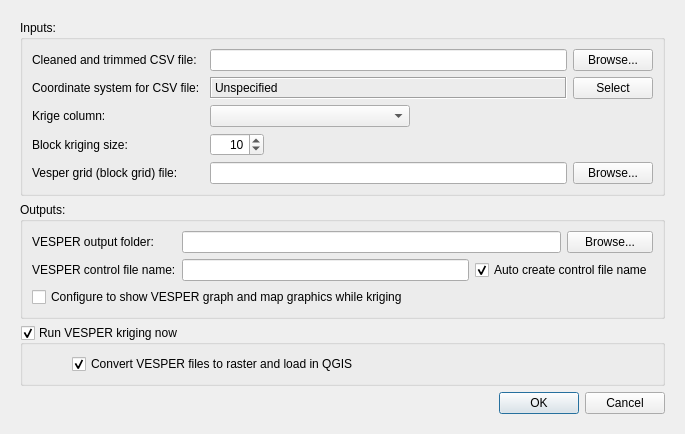
CSIRO-Precision-Agriculture/PAT_QGIS_Plugin, file pat/gui/preVesper_dialog_base.ui: the form before one commit.
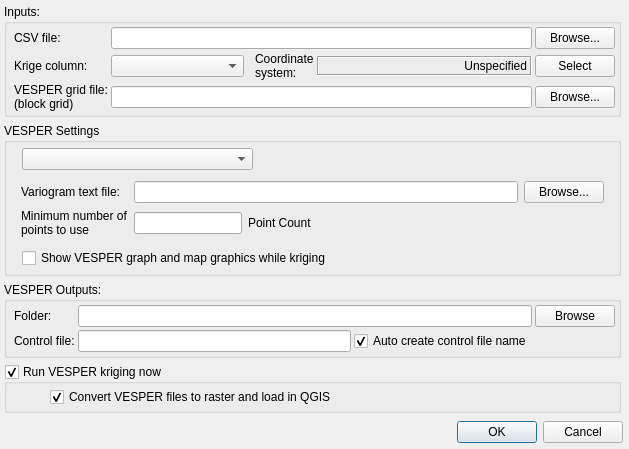
The form after the commit.

Commit message:
Feature low density kriging (#30)
* #26 Changes to allow low spatial density VESPER global kriging
* Updated user manual and metadata

```diff
--- a/pat/gui/preVesper_dialog_base.ui
+++ b/pat/gui/preVesper_dialog_base.ui
@@ -10,7 +10,7 @@
     <x>0</x>
     <y>0</y>
     <width>651</width>
-    <height>411</height>
+    <height>428</height>
    </rect>
   </property>
   <property name="sizePolicy">
@@ -41,16 +41,433 @@
    <property name="sizeConstraint">
     <enum>QLayout::SetFixedSize</enum>
    </property>
+   <property name="leftMargin">
+    <number>2</number>
+   </property>
+   <property name="topMargin">
+    <number>2</number>
+   </property>
+   <property name="rightMargin">
+    <number>6</number>
+   </property>
+   <property name="bottomMargin">
+    <number>6</number>
+   </property>
    <item row="0" column="0" colspan="2">
     <widget class="QFrame" name="fraMain">
      <property name="sizePolicy">
-      <sizepolicy hsizetype="MinimumExpanding" vsizetype="Preferred">
+      <sizepolicy hsizetype="MinimumExpanding" vsizetype="Fixed">
        <horstretch>0</horstretch>
        <verstretch>0</verstretch>
       </sizepolicy>
      </property>
-     <layout class="QFormLayout" name="formLayout_2">
-      <item row="0" column="0" colspan="2">
+     <layout class="QGridLayout" name="gridLayout_12">
+      <property name="margin">
+       <number>2</number>
+      </property>
+      <item row="2" column="0">
+       <widget class="QGroupBox" name="gbOutputs">
+        <property name="sizePolicy">
+         <sizepolicy hsizetype="MinimumExpanding" vsizetype="Maximum">
+          <horstretch>0</horstretch>
+          <verstretch>0</verstretch>
+         </sizepolicy>
+        </property>
+        <property name="title">
+         <string>VESPER Outputs:</string>
+        </property>
+        <layout class="QGridLayout" name="gridLayout_11">
+         <property name="margin">
+          <number>3</number>
+         </property>
+         <property name="spacing">
+          <number>3</number>
+         </property>
+         <item row="0" column="0">
+          <layout class="QGridLayout" name="gridLayout_5">
+           <item row="0" column="0">
+            <widget class="QLabel" name="lblVesperFold">
+             <property name="toolTip">
+              <string>&lt;html&gt;&lt;head/&gt;&lt;body&gt;&lt;p&gt;The Folder used for Vesper processing. A sub-folder called &lt;span style=&quot; font-weight:600;&quot;&gt;Vesper&lt;/span&gt; will be created.&lt;/p&gt;&lt;/body&gt;&lt;/html&gt;</string>
+             </property>
+             <property name="statusTip">
+              <string/>
+             </property>
+             <property name="whatsThis">
+              <string>The Folder used for Vesper processing. A sub-folder called Vesper will be created.</string>
+             </property>
+             <property name="text">
+              <string>Folder: </string>
+             </property>
+             <property name="indent">
+              <number>4</number>
+             </property>
+            </widget>
+           </item>
+           <item row="0" column="1" colspan="2">
+            <widget class="QLineEdit" name="lneVesperFold">
+             <property name="toolTip">
+              <string>&lt;html&gt;&lt;head/&gt;&lt;body&gt;&lt;p&gt;The Folder used for VESPER processing. A sub-folder called &lt;span style=&quot; font-weight:600;&quot;&gt;Vesper&lt;/span&gt; will be created.&lt;/p&gt;&lt;/body&gt;&lt;/html&gt;</string>
+             </property>
+            </widget>
+           </item>
+           <item row="0" column="3">
+            <widget class="QPushButton" name="cmdVesperFold">
+             <property name="sizePolicy">
+              <sizepolicy hsizetype="Minimum" vsizetype="Fixed">
+               <horstretch>0</horstretch>
+               <verstretch>0</verstretch>
+              </sizepolicy>
+             </property>
+             <property name="toolTip">
+              <string/>
+             </property>
+             <property name="text">
+              <string>Browse</string>
+             </property>
+            </widget>
+           </item>
+           <item row="1" column="0">
+            <widget class="QLabel" name="lblCtrlFile">
+             <property name="toolTip">
+              <string>&lt;html&gt;&lt;head/&gt;&lt;body&gt;&lt;p&gt;The Folder used for Vesper processing. A sub-folder called &lt;span style=&quot; font-weight:600;&quot;&gt;Vesper&lt;/span&gt; will be created.&lt;/p&gt;&lt;/body&gt;&lt;/html&gt;</string>
+             </property>
+             <property name="statusTip">
+              <string/>
+             </property>
+             <property name="whatsThis">
+              <string>The Folder used for Vesper processing. A sub-folder called Vesper will be created.</string>
+             </property>
+             <property name="text">
+              <string>Control file:</string>
+             </property>
+             <property name="wordWrap">
+              <bool>true</bool>
+             </property>
+             <property name="indent">
+              <number>4</number>
+             </property>
+            </widget>
+           </item>
+           <item row="1" column="1">
+            <widget class="QLineEdit" name="lneCtrlFile">
+             <property name="toolTip">
+              <string/>
+             </property>
+            </widget>
+           </item>
+           <item row="1" column="2">
+            <widget class="QCheckBox" name="chkAutoCtrlFileName">
+             <property name="statusTip">
+              <string>Check to display the graph and map graphics while kriging. Graphics will slow down the Kriging processing.</string>
+             </property>
+             <property name="text">
+              <string>Auto create control file name</string>
+             </property>
+             <property name="checked">
+              <bool>true</bool>
+             </property>
+            </widget>
+           </item>
+          </layout>
+         </item>
+        </layout>
+       </widget>
+      </item>
+      <item row="1" column="0">
+       <widget class="QGroupBox" name="gbVesperParameters">
+        <property name="sizePolicy">
+         <sizepolicy hsizetype="MinimumExpanding" vsizetype="Maximum">
+          <horstretch>0</horstretch>
+          <verstretch>0</verstretch>
+         </sizepolicy>
+        </property>
+        <property name="title">
+         <string>VESPER Settings</string>
+        </property>
+        <layout class="QGridLayout" name="gridLayout_10">
+         <property name="margin">
+          <number>2</number>
+         </property>
+         <item row="0" column="0">
+          <layout class="QGridLayout" name="gridLayout_9">
+           <property name="verticalSpacing">
+            <number>2</number>
+           </property>
+           <property name="margin">
+            <number>3</number>
+           </property>
+           <item row="0" column="1">
+            <widget class="QComboBox" name="cboMethod">
+             <property name="sizePolicy">
+              <sizepolicy hsizetype="Fixed" vsizetype="Fixed">
+               <horstretch>0</horstretch>
+               <verstretch>0</verstretch>
+              </sizepolicy>
+             </property>
+             <property name="minimumSize">
+              <size>
+               <width>231</width>
+               <height>0</height>
+              </size>
+             </property>
+            </widget>
+           </item>
+           <item row="2" column="0">
+            <spacer name="horizontalSpacer_6">
+             <property name="orientation">
+              <enum>Qt::Horizontal</enum>
+             </property>
+             <property name="sizeType">
+              <enum>QSizePolicy::Fixed</enum>
+             </property>
+             <property name="sizeHint" stdset="0">
+              <size>
+               <width>4</width>
+               <height>20</height>
+              </size>
+             </property>
+            </spacer>
+           </item>
+           <item row="2" column="1" colspan="2">
+            <widget class="QCheckBox" name="chkDisplayGraphics">
+             <property name="statusTip">
+              <string>Check to display the graph and map graphics while kriging. Graphics will slow down the Kriging processing.</string>
+             </property>
+             <property name="text">
+              <string>Show VESPER graph and map graphics while kriging</string>
+             </property>
+            </widget>
+           </item>
+           <item row="1" column="0" colspan="3">
+            <widget class="QStackedWidget" name="stackedWidget">
+             <property name="sizePolicy">
+              <sizepolicy hsizetype="Preferred" vsizetype="Fixed">
+               <horstretch>0</horstretch>
+               <verstretch>0</verstretch>
+              </sizepolicy>
+             </property>
+             <property name="minimumSize">
+              <size>
+               <width>0</width>
+               <height>20</height>
+              </size>
+             </property>
+             <property name="frameShape">
+              <enum>QFrame::NoFrame</enum>
+             </property>
+             <property name="lineWidth">
+              <number>1</number>
+             </property>
+             <property name="currentIndex">
+              <number>1</number>
+             </property>
+             <widget class="QWidget" name="pgeHigh">
+              <property name="sizePolicy">
+               <sizepolicy hsizetype="Preferred" vsizetype="Fixed">
+                <horstretch>0</horstretch>
+                <verstretch>0</verstretch>
+               </sizepolicy>
+              </property>
+              <layout class="QGridLayout" name="gridLayout_8">
+               <item row="0" column="0">
+                <layout class="QGridLayout" name="gridLayout_7">
+                 <property name="sizeConstraint">
+                  <enum>QLayout::SetMinimumSize</enum>
+                 </property>
+                 <item row="0" column="1">
+                  <widget class="QDoubleSpinBox" name="dsbBlockKrigSize">
+                   <property name="toolTip">
+                    <string>The size to apply to block kriging in coordinate system units.</string>
+                   </property>
+                   <property name="whatsThis">
+                    <string>The size to apply to block kriging in coordinate system units.</string>
+                   </property>
+                   <property name="alignment">
+                    <set>Qt::AlignRight|Qt::AlignTrailing|Qt::AlignVCenter</set>
+                   </property>
+                   <property name="decimals">
+                    <number>0</number>
+                   </property>
+                   <property name="minimum">
+                    <double>0.000000000000000</double>
+                   </property>
+                   <property name="maximum">
+                    <double>1000.000000000000000</double>
+                   </property>
+                   <property name="singleStep">
+                    <double>5.000000000000000</double>
+                   </property>
+                   <property name="value">
+                    <double>10.000000000000000</double>
+                   </property>
+                  </widget>
+                 </item>
+                 <item row="0" column="0">
+                  <widget class="QLabel" name="lblBlockKrigSize">
+                   <property name="sizePolicy">
+                    <sizepolicy hsizetype="Fixed" vsizetype="Fixed">
+                     <horstretch>0</horstretch>
+                     <verstretch>0</verstretch>
+                    </sizepolicy>
+                   </property>
+                   <property name="statusTip">
+                    <string>The size to apply to block kriging in coordinate system units.</string>
+                   </property>
+                   <property name="text">
+                    <string>Block kriging size:</string>
+                   </property>
+                  </widget>
+                 </item>
+                 <item row="0" column="2">
+                  <spacer name="horizontalSpacer_3">
+                   <property name="orientation">
+                    <enum>Qt::Horizontal</enum>
+                   </property>
+                   <property name="sizeHint" stdset="0">
+                    <size>
+                     <width>200</width>
+                     <height>20</height>
+                    </size>
+                   </property>
+                  </spacer>
+                 </item>
+                 <item row="1" column="0">
+                  <spacer name="verticalSpacer_3">
+                   <property name="orientation">
+                    <enum>Qt::Vertical</enum>
+                   </property>
+                   <property name="sizeType">
+                    <enum>QSizePolicy::Fixed</enum>
+                   </property>
+                   <property name="sizeHint" stdset="0">
+                    <size>
+                     <width>20</width>
+                     <height>20</height>
+                    </size>
+                   </property>
+                  </spacer>
+                 </item>
+                </layout>
+               </item>
+              </layout>
+             </widget>
+             <widget class="QWidget" name="pgeLow">
+              <layout class="QGridLayout" name="gridLayout_4">
+               <item row="0" column="0">
+                <layout class="QGridLayout" name="gridLayout">
+                 <property name="leftMargin">
+                  <number>0</number>
+                 </property>
+                 <item row="0" column="1" colspan="3">
+                  <widget class="QLineEdit" name="lneVariogramFile">
+                   <property name="toolTip">
+                    <string>&lt;html&gt;&lt;head/&gt;&lt;body&gt;&lt;p&gt;The Vesper Grid file (&lt;span style=&quot; font-weight:600;&quot;&gt;*_v.txt&lt;/span&gt;) created using the Block Grid tool representing the area to Krig&lt;/p&gt;&lt;/body&gt;&lt;/html&gt;</string>
+                   </property>
+                   <property name="whatsThis">
+                    <string/>
+                   </property>
+                   <property name="readOnly">
+                    <bool>false</bool>
+                   </property>
+                  </widget>
+                 </item>
+                 <item row="0" column="0">
+                  <widget class="QLabel" name="lblVariogramFile">
+                   <property name="sizePolicy">
+                    <sizepolicy hsizetype="Fixed" vsizetype="Fixed">
+                     <horstretch>0</horstretch>
+                     <verstretch>0</verstretch>
+                    </sizepolicy>
+                   </property>
+                   <property name="toolTip">
+                    <string>Variogram text file:</string>
+                   </property>
+                   <property name="text">
+                    <string>Variogram text file:</string>
+                   </property>
+                   <property name="wordWrap">
+                    <bool>true</bool>
+                   </property>
+                   <property name="indent">
+                    <number>0</number>
+                   </property>
+                  </widget>
+                 </item>
+                 <item row="1" column="0">
+                  <widget class="QLabel" name="lblMinPoints">
+                   <property name="text">
+                    <string>Minimum number of 
+points to use</string>
+                   </property>
+                   <property name="alignment">
+                    <set>Qt::AlignLeading|Qt::AlignLeft|Qt::AlignVCenter</set>
+                   </property>
+                  </widget>
+                 </item>
+                 <item row="0" column="4">
+                  <widget class="QPushButton" name="cmdVariogramFile">
+                   <property name="enabled">
+                    <bool>true</bool>
+                   </property>
+                   <property name="sizePolicy">
+                    <sizepolicy hsizetype="Fixed" vsizetype="Fixed">
+                     <horstretch>0</horstretch>
+                     <verstretch>0</verstretch>
+                    </sizepolicy>
+                   </property>
+                   <property name="maximumSize">
+                    <size>
+                     <width>16777215</width>
+                     <height>16777215</height>
+                    </size>
+                   </property>
+                   <property name="toolTip">
+                    <string/>
+                   </property>
+                   <property name="whatsThis">
+                    <string/>
+                   </property>
+                   <property name="text">
+                    <string>Browse...</string>
+                   </property>
+                   <property name="flat">
+                    <bool>false</bool>
+                   </property>
+                  </widget>
+                 </item>
+                 <item row="1" column="1">
+                  <widget class="QLineEdit" name="lneMinPoint">
+                   <property name="sizePolicy">
+                    <sizepolicy hsizetype="Fixed" vsizetype="Fixed">
+                     <horstretch>0</horstretch>
+                     <verstretch>0</verstretch>
+                    </sizepolicy>
+                   </property>
+                   <property name="maxLength">
+                    <number>10</number>
+                   </property>
+                  </widget>
+                 </item>
+                 <item row="1" column="2" colspan="3">
+                  <widget class="QLabel" name="lblRowCount">
+                   <property name="text">
+                    <string>Point Count</string>
+                   </property>
+                  </widget>
+                 </item>
+                </layout>
+               </item>
+              </layout>
+             </widget>
+            </widget>
+           </item>
+          </layout>
+         </item>
+        </layout>
+       </widget>
+      </item>
+      <item row="0" column="0">
        <widget class="QGroupBox" name="gbInput">
         <property name="sizePolicy">
          <sizepolicy hsizetype="MinimumExpanding" vsizetype="Maximum">
@@ -58,19 +475,34 @@
           <verstretch>0</verstretch>
          </sizepolicy>
         </property>
+        <property name="minimumSize">
+         <size>
+          <width>521</width>
+          <height>0</height>
+         </size>
+        </property>
         <property name="title">
          <string>Inputs:</string>
         </property>
         <property name="checkable">
          <bool>false</bool>
         </property>
-        <layout class="QGridLayout" name="gridLayout_5">
-         <item row="0" column="0">
-          <layout class="QGridLayout" name="gridLayout_4">
-           <item row="0" column="0">
+        <layout class="QFormLayout" name="formLayout_2">
+         <property name="horizontalSpacing">
+          <number>3</number>
+         </property>
+         <property name="verticalSpacing">
+          <number>3</number>
+         </property>
+         <property name="margin">
+          <number>3</number>
+         </property>
+         <item row="0" column="0" colspan="2">
+          <layout class="QGridLayout" name="gridLayout_2">
+           <item row="0" column="1">
             <widget class="QLabel" name="lblInCSVFile">
              <property name="sizePolicy">
-              <sizepolicy hsizetype="MinimumExpanding" vsizetype="Minimum">
+              <sizepolicy hsizetype="Fixed" vsizetype="Minimum">
                <horstretch>0</horstretch>
                <verstretch>0</verstretch>
               </sizepolicy>
@@ -79,33 +511,14 @@
               <string>The Cleaned and Trimmed CSV file to be used for kriging.</string>
              </property>
              <property name="text">
-              <string>Cleaned and trimmed CSV file:  </string>
+              <string>CSV file:  </string>
              </property>
              <property name="indent">
               <number>0</number>
              </property>
             </widget>
            </item>
-           <item row="0" column="1" colspan="3">
-            <widget class="QLineEdit" name="lneInCSVFile">
-             <property name="minimumSize">
-              <size>
-               <width>353</width>
-               <height>0</height>
-              </size>
-             </property>
-             <property name="toolTip">
-              <string>The Cleaned and Trimmed CSV file to be used for kriging.</string>
-             </property>
-             <property name="whatsThis">
-              <string/>
-             </property>
-             <property name="readOnly">
-              <bool>false</bool>
-             </property>
-            </widget>
-           </item>
-           <item row="0" column="4">
+           <item row="0" column="5">
             <widget class="QPushButton" name="cmdInCSVFile">
              <property name="enabled">
               <bool>true</bool>
@@ -130,70 +543,13 @@
              </property>
             </widget>
            </item>
-           <item row="1" column="0">
-            <widget class="QLabel" name="lblInCRSTitle">
-             <property name="enabled">
-              <bool>true</bool>
-             </property>
-             <property name="sizePolicy">
-              <sizepolicy hsizetype="MinimumExpanding" vsizetype="Preferred">
-               <horstretch>0</horstretch>
-               <verstretch>0</verstretch>
-              </sizepolicy>
-             </property>
-             <property name="text">
-              <string>Coordinate system for CSV file:</string>
-             </property>
-            </widget>
-           </item>
-           <item row="1" column="1" colspan="3">
-            <widget class="QLabel" name="lblInCRS">
-             <property name="enabled">
-              <bool>true</bool>
-             </property>
-             <property name="sizePolicy">
-              <sizepolicy hsizetype="Expanding" vsizetype="MinimumExpanding">
-               <horstretch>0</horstretch>
-               <verstretch>0</verstretch>
-              </sizepolicy>
-             </property>
-             <property name="minimumSize">
-              <size>
-               <width>215</width>
-               <height>0</height>
-              </size>
-             </property>
-             <property name="baseSize">
-              <size>
-               <width>0</width>
-               <height>0</height>
-              </size>
-             </property>
-             <property name="frameShape">
-              <enum>QFrame::Box</enum>
-             </property>
-             <property name="frameShadow">
-              <enum>QFrame::Sunken</enum>
-             </property>
-             <property name="text">
-              <string>Unspecified</string>
-             </property>
-            </widget>
-           </item>
-           <item row="1" column="4">
-            <widget class="QPushButton" name="cmdInCRS">
-             <property name="text">
-              <string>Select</string>
-             </property>
-            </widget>
-           </item>
-           <item row="2" column="0">
+           <item row="1" column="1">
             <widget class="QLabel" name="lblKrigColumn">
              <property name="enabled">
               <bool>true</bool>
              </property>
              <property name="sizePolicy">
-              <sizepolicy hsizetype="MinimumExpanding" vsizetype="Preferred">
+              <sizepolicy hsizetype="Fixed" vsizetype="MinimumExpanding">
                <horstretch>0</horstretch>
                <verstretch>0</verstretch>
               </sizepolicy>
@@ -206,20 +562,39 @@
              </property>
             </widget>
            </item>
-           <item row="2" column="1" colspan="2">
+           <item row="0" column="2" colspan="3">
+            <widget class="QLineEdit" name="lneInCSVFile">
+             <property name="minimumSize">
+              <size>
+               <width>353</width>
+               <height>0</height>
+              </size>
+             </property>
+             <property name="toolTip">
+              <string>The Cleaned and Trimmed CSV file to be used for kriging.</string>
+             </property>
+             <property name="whatsThis">
+              <string/>
+             </property>
+             <property name="readOnly">
+              <bool>false</bool>
+             </property>
+            </widget>
+           </item>
+           <item row="1" column="2">
             <widget class="QComboBox" name="cboKrigColumn">
              <property name="enabled">
               <bool>true</bool>
              </property>
              <property name="sizePolicy">
-              <sizepolicy hsizetype="Fixed" vsizetype="Fixed">
+              <sizepolicy hsizetype="Expanding" vsizetype="Fixed">
                <horstretch>0</horstretch>
                <verstretch>0</verstretch>
               </sizepolicy>
              </property>
              <property name="minimumSize">
               <size>
-               <width>200</width>
+               <width>133</width>
                <height>0</height>
               </size>
              </property>
@@ -243,80 +618,74 @@
              </property>
             </widget>
            </item>
-           <item row="2" column="3">
-            <spacer name="horizontalSpacer_2">
-             <property name="orientation">
-              <enum>Qt::Horizontal</enum>
+           <item row="1" column="3">
+            <widget class="QLabel" name="lblInCRSTitle">
+             <property name="enabled">
+              <bool>true</bool>
              </property>
-             <property name="sizeHint" stdset="0">
-              <size>
-               <width>145</width>
-               <height>20</height>
-              </size>
-             </property>
-            </spacer>
-           </item>
-           <item row="3" column="0">
-            <widget class="QLabel" name="lblBlockKrigSize">
              <property name="sizePolicy">
-              <sizepolicy hsizetype="MinimumExpanding" vsizetype="Preferred">
+              <sizepolicy hsizetype="Fixed" vsizetype="MinimumExpanding">
                <horstretch>0</horstretch>
                <verstretch>0</verstretch>
               </sizepolicy>
              </property>
-             <property name="statusTip">
-              <string>The size to apply to block kriging in coordinate system units.</string>
-             </property>
              <property name="text">
-              <string>Block kriging size:</string>
+              <string>Coordinate 
+system:</string>
+             </property>
+             <property name="indent">
+              <number>8</number>
              </property>
             </widget>
            </item>
-           <item row="3" column="1">
-            <widget class="QDoubleSpinBox" name="dsbBlockKrigSize">
-             <property name="toolTip">
-              <string>The size to apply to block kriging in coordinate system units.</string>
+           <item row="1" column="4">
+            <widget class="QLabel" name="lblInCRS">
+             <property name="enabled">
+              <bool>true</bool>
              </property>
-             <property name="whatsThis">
-              <string>The size to apply to block kriging in coordinate system units.</string>
+             <property name="sizePolicy">
+              <sizepolicy hsizetype="Expanding" vsizetype="Fixed">
+               <horstretch>0</horstretch>
+               <verstretch>0</verstretch>
+              </sizepolicy>
+             </property>
+             <property name="minimumSize">
+              <size>
+               <width>215</width>
+               <height>20</height>
+              </size>
+             </property>
+             <property name="baseSize">
+              <size>
+               <width>0</width>
+               <height>0</height>
+              </size>
+             </property>
+             <property name="frameShape">
+              <enum>QFrame::Box</enum>
+             </property>
+             <property name="frameShadow">
+              <enum>QFrame::Sunken</enum>
+             </property>
+             <property name="text">
+              <string>Unspecified</string>
              </property>
              <property name="alignment">
               <set>Qt::AlignRight|Qt::AlignTrailing|Qt::AlignVCenter</set>
              </property>
-             <property name="decimals">
-              <number>0</number>
-             </property>
-             <property name="minimum">
-              <double>0.000000000000000</double>
-             </property>
-             <property name="maximum">
-              <double>1000.000000000000000</double>
-             </property>
-             <property name="singleStep">
-              <double>5.000000000000000</double>
-             </property>
-             <property name="value">
-              <double>10.000000000000000</double>
-             </property>
             </widget>
            </item>
-           <item row="3" column="2">
-            <spacer name="horizontalSpacer_3">
-             <property name="orientation">
-              <enum>Qt::Horizontal</enum>
+           <item row="1" column="5">
+            <widget class="QPushButton" name="cmdInCRS">
+             <property name="text">
+              <string>Select</string>
              </property>
-             <property name="sizeHint" stdset="0">
-              <size>
-               <width>146</width>
-               <height>20</height>
-              </size>
-             </property>
-            </spacer>
+            </widget>
            </item>
-           <item row="4" column="0">
+           <item row="2" column="1">
             <widget class="QLabel" name="lblInGridFile">
              <property name="sizePolicy">
-              <sizepolicy hsizetype="MinimumExpanding" vsizetype="Minimum">
+              <sizepolicy hsizetype="Fixed" vsizetype="Minimum">
                <horstretch>0</horstretch>
                <verstretch>0</verstretch>
               </sizepolicy>
@@ -325,39 +694,15 @@
               <string>&lt;html&gt;&lt;head/&gt;&lt;body&gt;&lt;p&gt;The Vesper Grid file (&lt;span style=&quot; font-weight:600;&quot;&gt;*_v.txt&lt;/span&gt;) created using the Block Grid tool representing the area to Krig&lt;/p&gt;&lt;/body&gt;&lt;/html&gt;</string>
              </property>
              <property name="text">
-              <string>Vesper grid (block grid) file:</string>
+              <string>VESPER grid file:
+(block grid)</string>
              </property>
              <property name="indent">
               <number>0</number>
              </property>
             </widget>
            </item>
-           <item row="4" column="4">
-            <widget class="QPushButton" name="cmdInGridFile">
-             <property name="enabled">
-              <bool>true</bool>
-             </property>
-             <property name="maximumSize">
-              <size>
-               <width>16777215</width>
-               <height>16777215</height>
-              </size>
-             </property>
-             <property name="toolTip">
-              <string/>
-             </property>
-             <property name="whatsThis">
-              <string/>
-             </property>
-             <property name="text">
-              <string>Browse...</string>
-             </property>
-             <property name="flat">
-              <bool>false</bool>
-             </property>
-            </widget>
-           </item>
-           <item row="4" column="1" colspan="3">
+           <item row="2" column="2" colspan="3">
             <widget class="QLineEdit" name="lneInGridFile">
              <property name="toolTip">
               <string>&lt;html&gt;&lt;head/&gt;&lt;body&gt;&lt;p&gt;The Vesper Grid file (&lt;span style=&quot; font-weight:600;&quot;&gt;*_v.txt&lt;/span&gt;) created using the Block Grid tool representing the area to Krig&lt;/p&gt;&lt;/body&gt;&lt;/html&gt;</string>
@@ -370,116 +715,53 @@
              </property>
             </widget>
            </item>
-          </layout>
-         </item>
-        </layout>
-       </widget>
-      </item>
-      <item row="1" column="0" colspan="2">
-       <widget class="QGroupBox" name="gbOutputs">
-        <property name="sizePolicy">
-         <sizepolicy hsizetype="MinimumExpanding" vsizetype="Maximum">
-          <horstretch>0</horstretch>
-          <verstretch>0</verstretch>
-         </sizepolicy>
-        </property>
-        <property name="title">
-         <string>Outputs:</string>
-        </property>
-        <layout class="QGridLayout" name="gridLayout_2">
-         <item row="0" column="0">
-          <layout class="QGridLayout" name="gridLayout">
-           <item row="0" column="0">
-            <widget class="QLabel" name="lblVesperFold">
-             <property name="toolTip">
-              <string>&lt;html&gt;&lt;head/&gt;&lt;body&gt;&lt;p&gt;The Folder used for Vesper processing. A sub-folder called &lt;span style=&quot; font-weight:600;&quot;&gt;Vesper&lt;/span&gt; will be created.&lt;/p&gt;&lt;/body&gt;&lt;/html&gt;</string>
-             </property>
-             <property name="statusTip">
-              <string/>
-             </property>
-             <property name="whatsThis">
-              <string>The Folder used for Vesper processing. A sub-folder called Vesper will be created.</string>
-             </property>
-             <property name="text">
-              <string>VESPER output folder:</string>
-             </property>
-            </widget>
-           </item>
-           <item row="0" column="1" colspan="2">
-            <widget class="QLineEdit" name="lneVesperFold">
-             <property name="toolTip">
-              <string>&lt;html&gt;&lt;head/&gt;&lt;body&gt;&lt;p&gt;The Folder used for Vesper processing. A sub-folder called &lt;span style=&quot; font-weight:600;&quot;&gt;Vesper&lt;/span&gt; will be created.&lt;/p&gt;&lt;/body&gt;&lt;/html&gt;</string>
-             </property>
-            </widget>
-           </item>
-           <item row="0" column="3">
-            <widget class="QPushButton" name="cmdVesperFold">
-             <property name="sizePolicy">
-              <sizepolicy hsizetype="Minimum" vsizetype="Fixed">
-               <horstretch>0</horstretch>
-               <verstretch>0</verstretch>
-              </sizepolicy>
-             </property>
-             <property name="toolTip">
-              <string/>
-             </property>
-             <property name="text">
-              <string>Browse...</string>
-             </property>
-            </widget>
-           </item>
-           <item row="1" column="0">
-            <widget class="QLabel" name="lblCtrlFile">
-             <property name="toolTip">
-              <string>&lt;html&gt;&lt;head/&gt;&lt;body&gt;&lt;p&gt;The Folder used for Vesper processing. A sub-folder called &lt;span style=&quot; font-weight:600;&quot;&gt;Vesper&lt;/span&gt; will be created.&lt;/p&gt;&lt;/body&gt;&lt;/html&gt;</string>
-             </property>
-             <property name="statusTip">
-              <string/>
-             </property>
-             <property name="whatsThis">
-              <string>The Folder used for Vesper processing. A sub-folder called Vesper will be created.</string>
-             </property>
-             <property name="text">
-              <string>VESPER control file name:</string>
-             </property>
-            </widget>
-           </item>
-           <item row="1" column="1">
-            <widget class="QLineEdit" name="lneCtrlFile">
-             <property name="toolTip">
-              <string>&lt;html&gt;&lt;head/&gt;&lt;body&gt;&lt;p&gt;The Folder used for Vesper processing. A sub-folder called &lt;span style=&quot; font-weight:600;&quot;&gt;Vesper&lt;/span&gt; will be created.&lt;/p&gt;&lt;/body&gt;&lt;/html&gt;</string>
-             </property>
-            </widget>
-           </item>
-           <item row="1" column="2" colspan="2">
-            <widget class="QCheckBox" name="chkAutoCtrlFileName">
-             <property name="statusTip">
-              <string>Check to display the graph and map graphics while kriging. Graphics will slow down the Kriging processing.</string>
-             </property>
-             <property name="text">
-              <string>Auto create control file name</string>
-             </property>
-             <property name="checked">
+           <item row="2" column="5">
+            <widget class="QPushButton" name="cmdInGridFile">
+             <property name="enabled">
               <bool>true</bool>
              </property>
-            </widget>
-           </item>
-           <item row="2" column="0" colspan="2">
-            <widget class="QCheckBox" name="chkDisplayGraphics">
-             <property name="statusTip">
-              <string>Check to display the graph and map graphics while kriging. Graphics will slow down the Kriging processing.</string>
+             <property name="maximumSize">
+              <size>
+               <width>16777215</width>
+               <height>16777215</height>
+              </size>
+             </property>
+             <property name="toolTip">
+              <string/>
+             </property>
+             <property name="whatsThis">
+              <string/>
              </property>
              <property name="text">
-              <string>Configure to show VESPER graph and map graphics while kriging</string>
+              <string>Browse...</string>
+             </property>
+             <property name="flat">
+              <bool>false</bool>
              </property>
             </widget>
            </item>
+           <item row="0" column="0">
+            <spacer name="verticalSpacer_2">
+             <property name="orientation">
+              <enum>Qt::Vertical</enum>
+             </property>
+             <property name="sizeType">
+              <enum>QSizePolicy::Fixed</enum>
+             </property>
+             <property name="sizeHint" stdset="0">
+              <size>
+               <width>4</width>
+               <height>20</height>
+              </size>
+             </property>
+            </spacer>
+           </item>
           </layout>
          </item>
         </layout>
        </widget>
       </item>
-      <item row="2" column="0" colspan="2">
+      <item row="3" column="0">
        <widget class="QGroupBox" name="gbRunVesper">
         <property name="enabled">
          <bool>true</bool>
@@ -496,25 +778,15 @@
         <property name="checkable">
          <bool>true</bool>
         </property>
-        <layout class="QGridLayout" name="gridLayout_7">
+        <layout class="QGridLayout" name="gridLayout_6">
+         <property name="margin">
+          <number>3</number>
+         </property>
+         <property name="spacing">
+          <number>3</number>
+         </property>
          <item row="0" column="0">
           <layout class="QGridLayout" name="gridLayout_3">
-           <item row="0" column="0">
-            <spacer name="horizontalSpacer">
-             <property name="orientation">
-              <enum>Qt::Horizontal</enum>
-             </property>
-             <property name="sizeType">
-              <enum>QSizePolicy::Fixed</enum>
-             </property>
-             <property name="sizeHint" stdset="0">
-              <size>
-               <width>40</width>
-               <height>20</height>
-              </size>
-             </property>
-            </spacer>
-           </item>
            <item row="0" column="1" colspan="3">
             <widget class="QCheckBox" name="chkVesper2Raster">
              <property name="whatsThis">
@@ -528,24 +800,40 @@
              </property>
             </widget>
            </item>
+           <item row="0" column="0">
+            <spacer name="horizontalSpacer">
+             <property name="orientation">
+              <enum>Qt::Horizontal</enum>
+             </property>
+             <property name="sizeType">
+              <enum>QSizePolicy::Fixed</enum>
+             </property>
+             <property name="sizeHint" stdset="0">
+              <size>
+               <width>40</width>
+               <height>20</height>
+              </size>
+             </property>
+            </spacer>
+           </item>
           </layout>
          </item>
         </layout>
        </widget>
       </item>
-      <item row="3" column="0" colspan="2">
-       <widget class="QDialogButtonBox" name="buttonBox">
-        <property name="orientation">
-         <enum>Qt::Horizontal</enum>
-        </property>
-        <property name="standardButtons">
-         <set>QDialogButtonBox::Cancel|QDialogButtonBox::Ok</set>
-        </property>
-       </widget>
-      </item>
      </layout>
     </widget>
    </item>
+   <item row="1" column="0" colspan="2">
+    <widget class="QDialogButtonBox" name="buttonBox">
+     <property name="orientation">
+      <enum>Qt::Horizontal</enum>
+     </property>
+     <property name="standardButtons">
+      <set>QDialogButtonBox::Cancel|QDialogButtonBox::Ok</set>
+     </property>
+    </widget>
+   </item>
   </layout>
  </widget>
  <resources/>
```
The commit also changes 3 other files.
